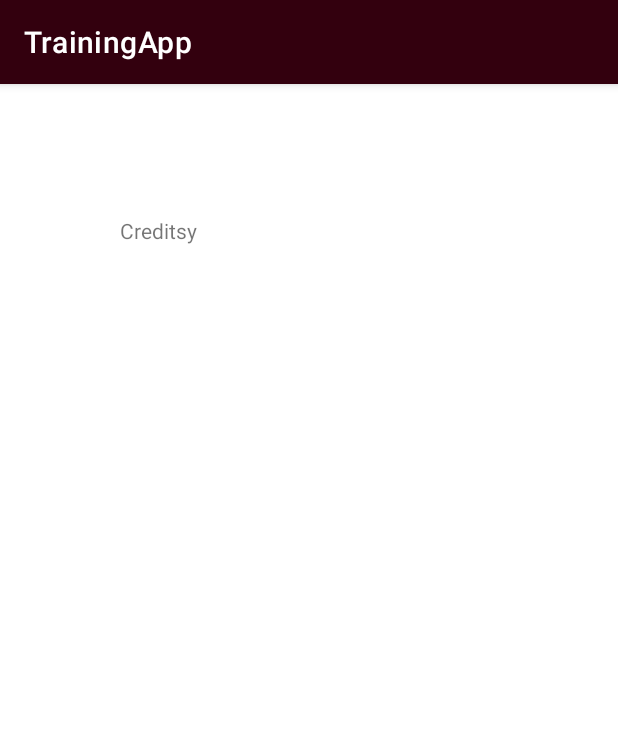
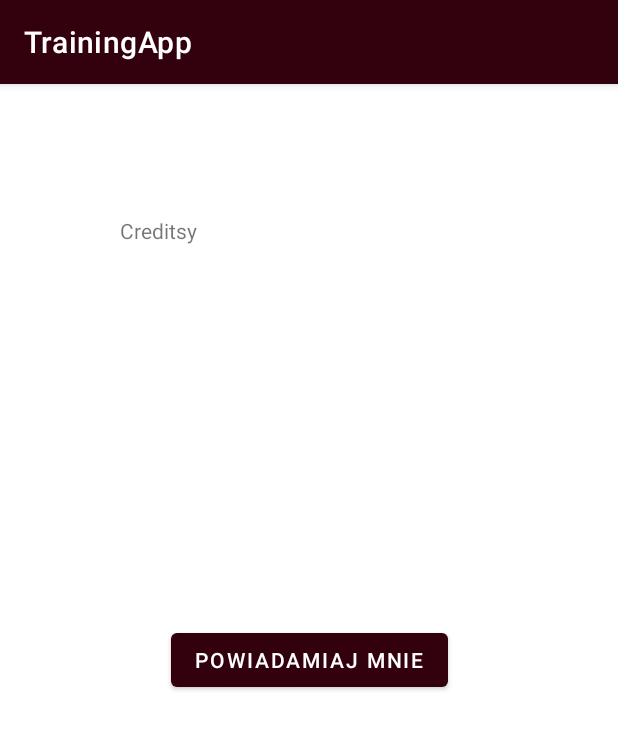
Before and after one commit to Funiek/systemy-mobilne-projekt, an Android app: the CreditsActivity screen opened directly, with no data from a screen before it, on a phone screen of 412 x 824 dp. Shown: the top 729 px of the screen. Run offline under Robolectric (Android 15) with nearby library versions, the phone set to English and light mode, and no system bars.

Commit message:
Zaimplementowane notyfikacje

```diff
--- a/app/src/main/AndroidManifest.xml
+++ b/app/src/main/AndroidManifest.xml
@@ -60,6 +60,8 @@
                 <category android:name="android.intent.category.LAUNCHER" />
             </intent-filter>
         </activity>
+
+        <receiver android:name=".ReminderBroadcast"/>
     </application>
 
 </manifest>
--- a/app/src/main/java/com/example/trainingapp/CreditsActivity.java
+++ b/app/src/main/java/com/example/trainingapp/CreditsActivity.java
@@ -2,7 +2,17 @@ package com.example.trainingapp;
 
 import androidx.appcompat.app.AppCompatActivity;
 
+import android.app.AlarmManager;
+import android.app.NotificationChannel;
+import android.app.NotificationManager;
+import android.app.PendingIntent;
+import android.content.Context;
+import android.content.Intent;
+import android.os.Build;
 import android.os.Bundle;
+import android.view.View;
+import android.widget.Button;
+import android.widget.Toast;
 
 public class CreditsActivity extends AppCompatActivity {
 
@@ -11,10 +21,42 @@ public class CreditsActivity extends AppCompatActivity {
         super.onCreate(savedInstanceState);
         setContentView(R.layout.activity_credits);
         openDialog();
+        createNotificationChannel();
+
+        Button reminderButton = findViewById(R.id.reminderButton);
+
+        reminderButton.setOnClickListener(new View.OnClickListener() {
+            @Override
+            public void onClick(View v) {
+                Toast.makeText(CreditsActivity.this,"Reminder Set", Toast.LENGTH_SHORT).show();
+
+                Intent intent = new Intent(CreditsActivity.this,ReminderBroadcast.class);
+                PendingIntent pendingIntent = PendingIntent.getBroadcast(CreditsActivity.this,0,intent,0);
+
+                AlarmManager alarmManager = (AlarmManager) getSystemService(Context.ALARM_SERVICE);
+
+                long time = System.currentTimeMillis();
+
+                alarmManager.set(AlarmManager.RTC_WAKEUP,time + 10000,pendingIntent);
+            }
+        });
     }
 
     public void openDialog() {
         CreditsDialog creditsDialog = new CreditsDialog();
         creditsDialog.show(getSupportFragmentManager(),"CreditsDialog");
     }
+
+    private void createNotificationChannel() {
+        if(Build.VERSION.SDK_INT >= Build.VERSION_CODES.O) {
+            CharSequence name = "TrainlyReminderChannel";
+            String desc = "Channel for Trainly Reminder";
+            int importance = NotificationManager.IMPORTANCE_DEFAULT;
+            NotificationChannel channel = new NotificationChannel("notifyTrainly",name,importance);
+            channel.setDescription(desc);
+
+            NotificationManager notificationManager = getSystemService(NotificationManager.class);
+            notificationManager.createNotificationChannel(channel);
+        }
+    }
 }
--- a/app/src/main/java/com/example/trainingapp/CreditsDialog.java
+++ b/app/src/main/java/com/example/trainingapp/CreditsDialog.java
@@ -1,11 +1,16 @@
 package com.example.trainingapp;
 
+import android.app.AlarmManager;
 import android.app.AlertDialog;
 import android.app.Dialog;
+import android.app.PendingIntent;
+import android.content.Context;
 import android.content.DialogInterface;
+import android.content.Intent;
 import android.os.Bundle;
 import android.view.LayoutInflater;
 import android.view.View;
+import android.widget.Toast;
 
 import androidx.annotation.NonNull;
 import androidx.annotation.Nullable;
--- a/app/src/main/res/layout/activity_credits.xml
+++ b/app/src/main/res/layout/activity_credits.xml
@@ -15,4 +15,15 @@
         android:text="Creditsy"
         app:layout_constraintStart_toStartOf="parent"
         app:layout_constraintTop_toTopOf="parent" />
+
+    <Button
+        android:id="@+id/reminderButton"
+        android:layout_width="wrap_content"
+        android:layout_height="wrap_content"
+        android:text="Powiadamiaj mnie"
+        app:layout_constraintBottom_toBottomOf="parent"
+        app:layout_constraintEnd_toEndOf="parent"
+        app:layout_constraintHorizontal_bias="0.5"
+        app:layout_constraintStart_toStartOf="parent"
+        app:layout_constraintTop_toTopOf="parent" />
 </androidx.constraintlayout.widget.ConstraintLayout>
```
Also changed, not shown: app/src/main/java/com/example/trainingapp/ReminderBroadcast.java (added, +23 -0 lines).
